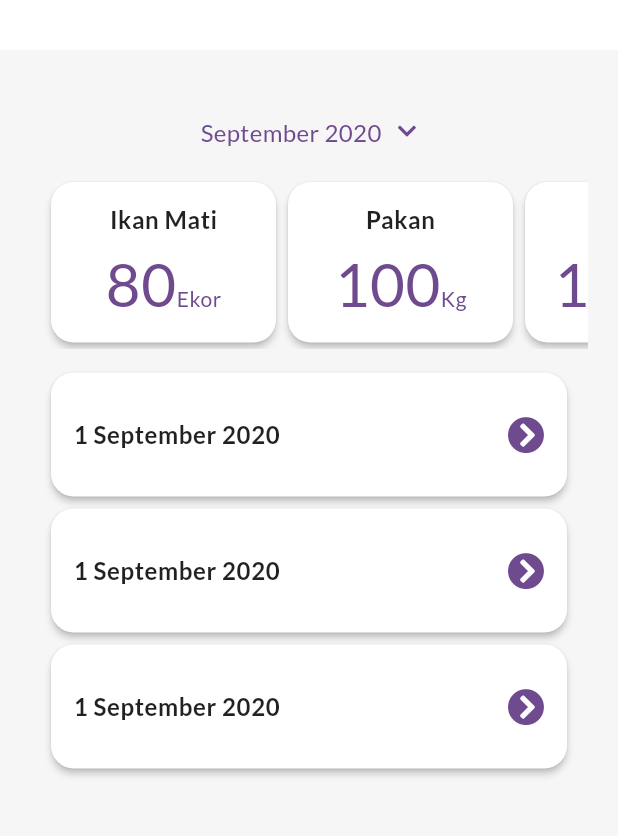
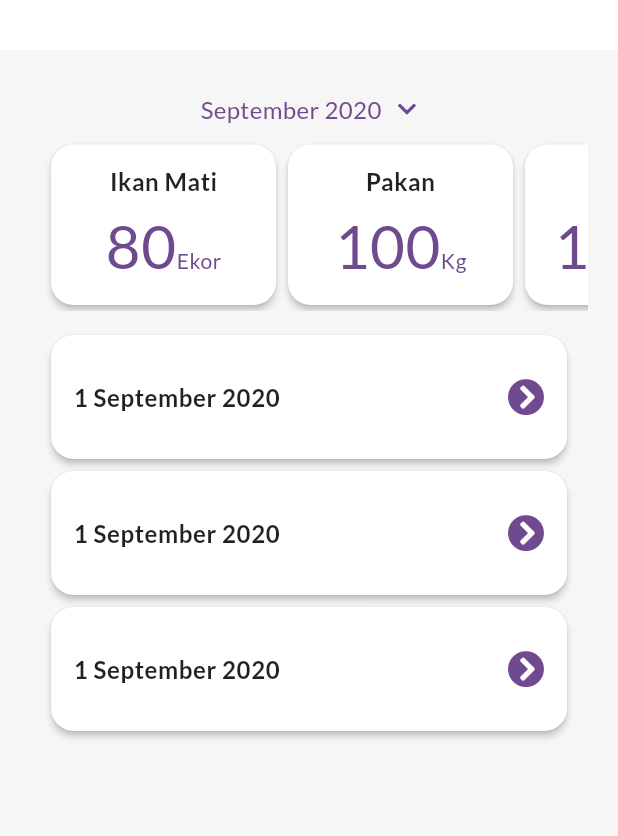
Before and after one commit to alenovan/Pembudidaya-Apps, a Flutter app: the Laporan screen opened directly, after a tap on an icon or button, on a phone screen of 412 x 824 dp, the part 100-936 px from its top. Run offline on Flutter 3.47's test engine with Material 2 defaults, Android fonts, the phone set to English and light mode, and no system bars; our stand-ins replace device_preview, flutter_calendar_carousel, flutter_svg, font_awesome_flutter, page_transition and 2 more; missing offline and left inert: dart:ffi.

Commit message:
change size

```diff
--- a/lib/src/ui/screen/laporan/home/HomeLaporan.dart
+++ b/lib/src/ui/screen/laporan/home/HomeLaporan.dart
@@ -50,9 +50,9 @@ class _HomeLaporanState extends State<HomeLaporan> {
                   mainAxisAlignment: MainAxisAlignment.center,
                   crossAxisAlignment: CrossAxisAlignment.center,
                   children: [
-                    Align(
-                        alignment: Alignment.center,
-                        child: DetailNull(context)),
+                    // Align(
+                    //     alignment: Alignment.center,
+                    //     child: DetailNull(context)),
                     Text(
                       laporanhometextnull,
                       textAlign: TextAlign.center,
--- a/lib/src/ui/screen/laporan/laporanharian/Laporan.dart
+++ b/lib/src/ui/screen/laporan/laporanharian/Laporan.dart
@@ -107,7 +107,7 @@ class _LaporanState extends State<Laporan> {
                 mainAxisSize: MainAxisSize.min,
                 children: <Widget>[
                   Container(
-                    margin: EdgeInsets.only(left: 20.0, right: 20.0, top: 25.0),
+                    margin: EdgeInsets.only(left: 20.0, right: 20.0, top: 10.0),
                     child: Row(
                       mainAxisAlignment: MainAxisAlignment.center,
                       children: [
@@ -139,22 +139,23 @@ class _LaporanState extends State<Laporan> {
                   Container(
                       color: backgroundGreyColor,
                       margin:
-                          EdgeInsets.only(left: 20.0, right: 20.0, top: 20.0),
+                          EdgeInsets.only(left: 20.0, right: 20.0, top: 10.0),
                       child: Column(
                         children: [
                           Visibility(
                               visible: _showDetail ? true : false,
-                              child: Card(
-                                  elevation: 10,
-                                  shape: RoundedRectangleBorder(
-                                    borderRadius: BorderRadius.circular(15.0),
-                                  ),
-                                  child: Wrap(
-                                    children: [
-                                      Calendar(
-                                          _markedDateMap, _currentDate, context)
-                                    ],
-                                  ))),
+                              child: Wrap(
+                                children: [
+                                  Card(
+                                      elevation: 10,
+                                      shape: RoundedRectangleBorder(
+                                        borderRadius:
+                                            BorderRadius.circular(15.0),
+                                      ),
+                                      child: Calendar(_markedDateMap,
+                                          _currentDate, context))
+                                ],
+                              )),
                           Visibility(
                               visible: _showDetail ? false : true,
                               child: Column(
--- a/lib/src/ui/screen/login/LoginView.dart
+++ b/lib/src/ui/screen/login/LoginView.dart
@@ -84,7 +84,7 @@ class _LoginViewState extends State<LoginView> {
                   children: [
                     Container(
                       // color: Colors.red,
-                      height: SizeConfig.blockHorizotal * 40,
+                      height: SizeConfig.blockHorizotal * 50,
                       width: double.infinity,
                       child: Stack(
                         children: [
--- a/lib/src/ui/widget/LoginWidget.dart
+++ b/lib/src/ui/widget/LoginWidget.dart
@@ -21,6 +21,7 @@ Widget RightLiquid(BuildContext context) {
   final Widget svgIcon = Container(
     child: SvgPicture.asset(
       assetName,
+      width: SizeConfig.blockHorizotal * 40,
     ),
   );
   return svgIcon;
```
